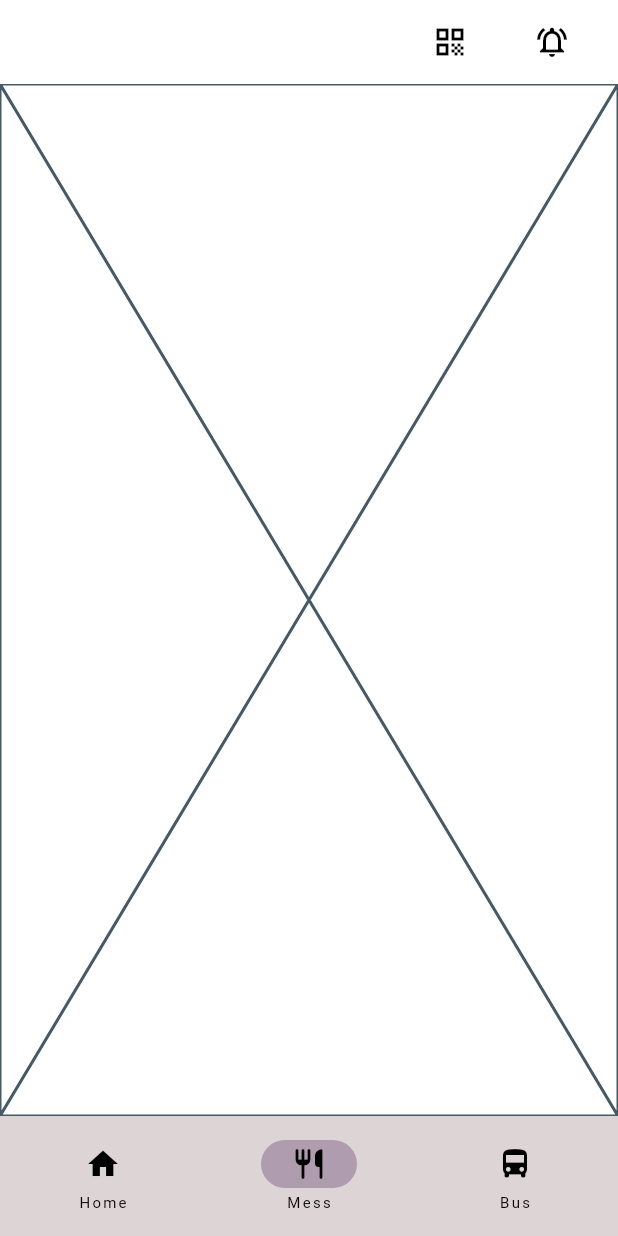
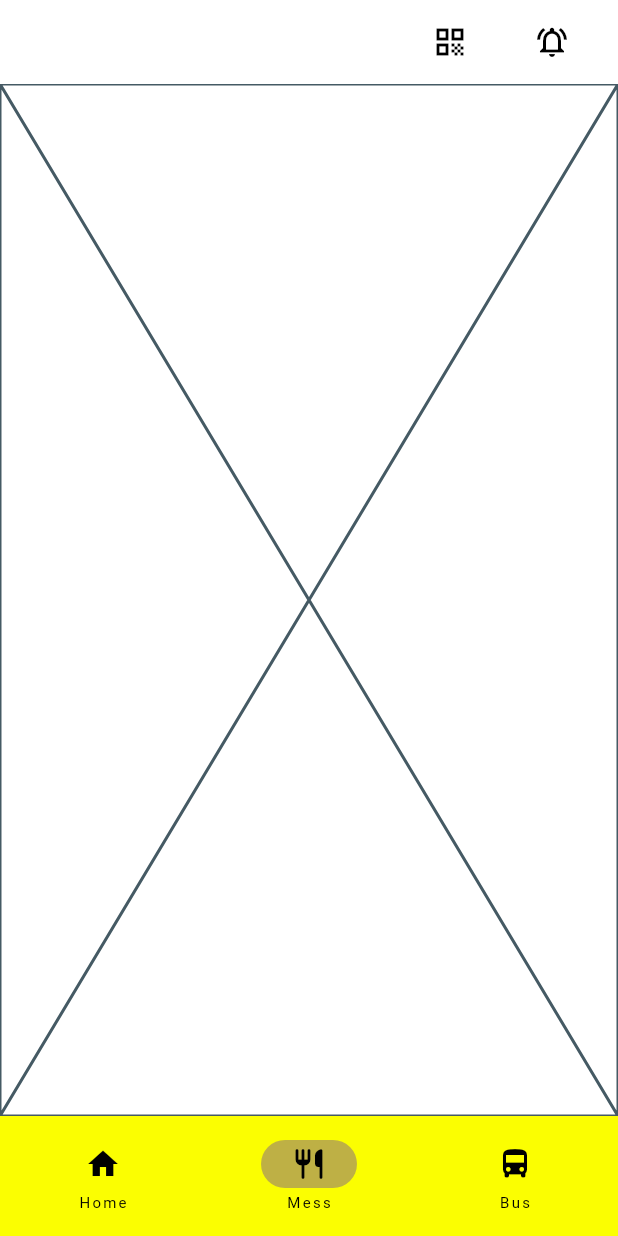
Before and after one commit to MayankG-07/insiit, a Flutter app: the HomeScreen screen opened directly, item 2 of the bottom bar chosen, on a phone screen of 412 x 824 dp. Run offline on Flutter 3.47's test engine with Material 2 defaults, Android fonts, the phone set to English and light mode, and no system bars.

Commit message:
Roopak dekh le

```diff
--- a/ui/insiit/lib/screens/home.dart
+++ b/ui/insiit/lib/screens/home.dart
@@ -18,6 +18,8 @@ class _HomeScreenState extends State<HomeScreen> {
 
   @override
   Widget build(BuildContext context) {
+    final size = MediaQuery.of(context).size;
+
     return Scaffold(
       appBar: AppBar(
         backgroundColor: Colors.white,
@@ -59,7 +61,7 @@ class _HomeScreenState extends State<HomeScreen> {
         ),
       ][currentPageIndex],
       bottomNavigationBar: NavigationBar(
-        backgroundColor: const Color.fromARGB(255, 221, 213, 213),
+        backgroundColor: const Color.fromARGB(255, 251, 254, 1),
         onDestinationSelected: (int index) {
           setState(() {
             currentPageIndex = index;
```
Also changed, not shown: ui/insiit/lib/widgets/home.dart (+14 -7 lines), 1 other file.
